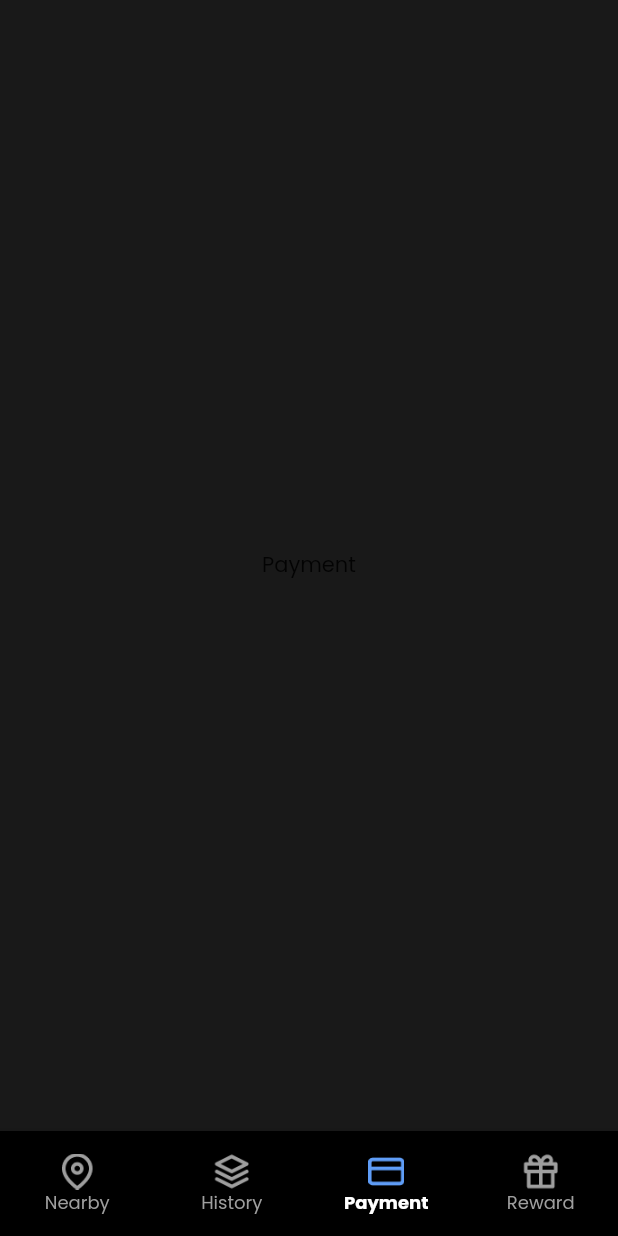
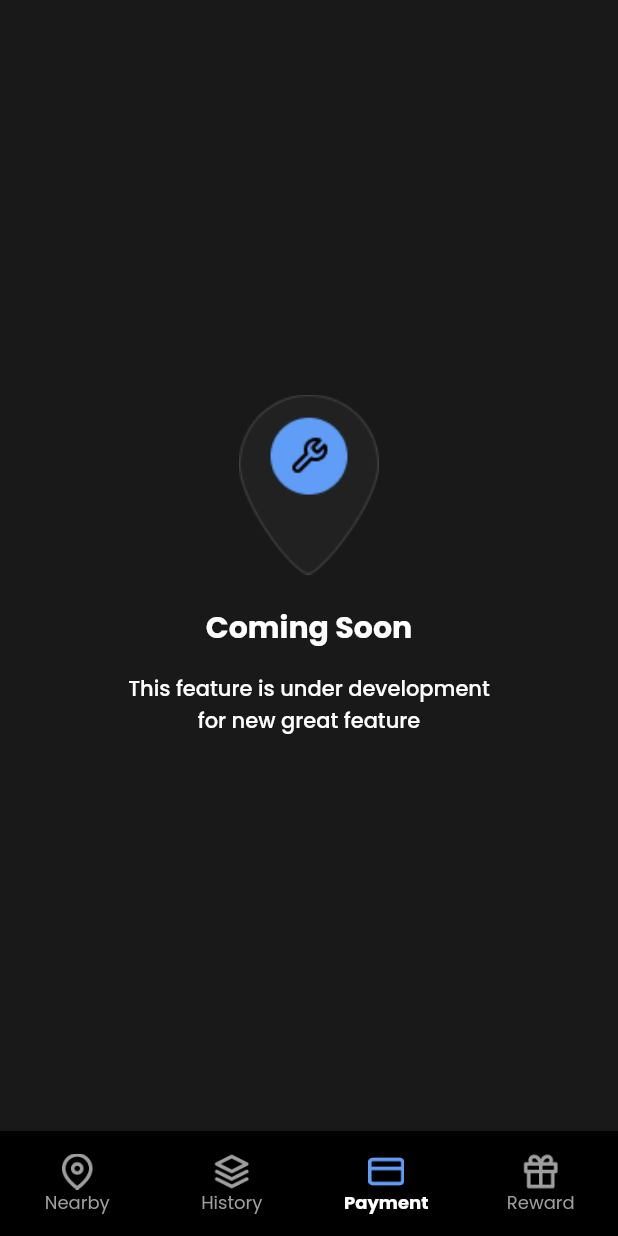
Before and after one commit to Syaroful/Flutter-App-Hotelio, a Flutter app: the HomePage screen opened by its route, item 3 of the bottom bar chosen, on a phone screen of 412 x 824 dp. Run offline on Flutter 3.47's test engine with Material 2 defaults, Android fonts, the phone set to English and light mode, and no system bars; our stand-ins replace cloud_firestore, firebase_auth, firebase_core, flutter_rating_bar, get, google_fonts and 2 more; missing offline and left inert: d_info; accounts and stored records are empty.

Commit message:
coming soon page and color modification

```diff
--- a/lib/config/app_asset.dart
+++ b/lib/config/app_asset.dart
@@ -1,4 +1,4 @@
-class AppAsset{
+class AppAsset {
   static const logo = 'asset/logo.png';
   static const profile = 'asset/profile.png';
   static const bgIntro = 'asset/bg_intro.png';
@@ -12,4 +12,5 @@ class AppAsset{
   static const iconWifi = 'asset/icon_wifi.png';
   static const iconOffice = 'asset/icon_office.png';
   static const iconCoffee = 'asset/icon_coffee.png';
+  static const iconComingSoon = 'asset/icon_coming_soon.png';
 }
--- a/lib/page/home_page.dart
+++ b/lib/page/home_page.dart
@@ -6,6 +6,7 @@ import 'package:hotelio/page/history_page.dart';
 import 'package:hotelio/page/nearby_page.dart';
 
 import '../controller/c_home.dart';
+import '../widget/coming_soon.dart';
 
 class HomePage extends StatelessWidget {
   HomePage({Key? key}) : super(key: key);
@@ -25,14 +26,13 @@ class HomePage extends StatelessWidget {
   Widget build(BuildContext context) {
     return Scaffold(
       body: Obx(() {
+        if (cHome.indexPage == 0) {
+          return NearbyPage();
+        }
         if (cHome.indexPage == 1) {
           return const HistoryPage();
-        } else if (cHome.indexPage == 2) {
-          return Center(child: const Text('Payment'));
-        } else if (cHome.indexPage == 3) {
-          return Center(child: const Text('Reward'));
         }
-        return NearbyPage();
+        return const ComingSoon();
       }),
       bottomNavigationBar: Obx(() {
         return Material(
--- /dev/null
+++ b/lib/widget/coming_soon.dart
@@ -0,0 +1,39 @@
+import 'package:flutter/material.dart';
+
+import '../config/app_asset.dart';
+
+class ComingSoon extends StatelessWidget {
+  const ComingSoon({Key? key}) : super(key: key);
+
+  @override
+  Widget build(BuildContext context) {
+    return Center(
+      child: Column(
+        mainAxisSize: MainAxisSize.min,
+        children: [
+          Image.asset(
+            AppAsset.iconComingSoon,
+            fit: BoxFit.fitWidth,
+            height: 120,
+          ),
+          const SizedBox(height: 20),
+          Text(
+            'Coming Soon',
+            style: Theme.of(context).textTheme.titleLarge!.copyWith(
+                  fontWeight: FontWeight.bold,
+                  color: Colors.white,
+                ),
+          ),
+          const SizedBox(height: 16),
+          Text(
+            'This feature is under development\nfor new great feature',
+            style: Theme.of(context).textTheme.bodyLarge!.copyWith(
+                  color: Colors.white,
+                ),
+            textAlign: TextAlign.center,
+          ),
+        ],
+      ),
+    );
+  }
+}
```
Also changed, not shown: lib/page/nearby_page.dart (+18 -1 lines), lib/page/signin_page.dart (+7 -2 lines), asset/bg_intro.png, asset/icon_coming_soon.png (added), asset/logo.png.
